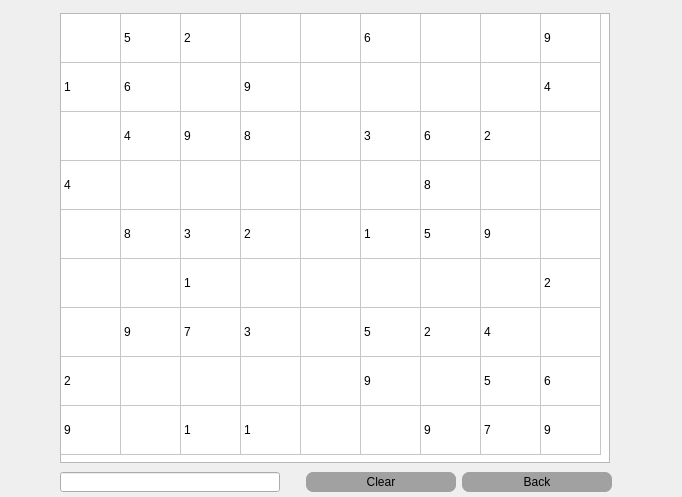
This is Sudoku/sudokuwindow.ui in armankhl/UIAP4002-Sudoku-Game as Qt 5 draws it before an edit. The edited form follows.
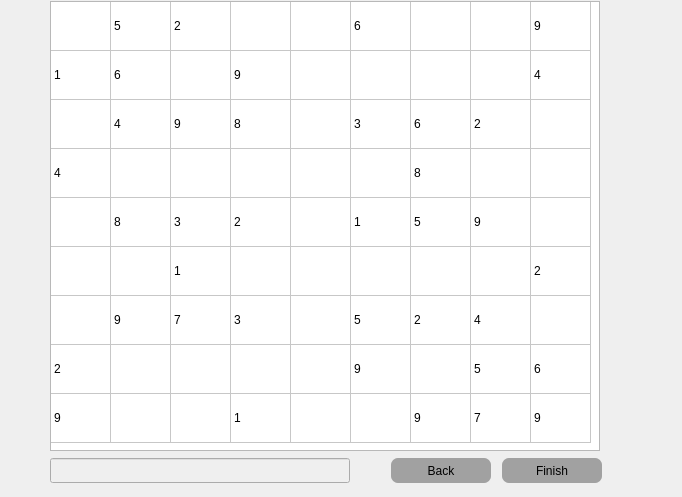
This is the edited form.

Diff of the .ui file:
```diff
--- a/Sudoku/sudokuwindow.ui
+++ b/Sudoku/sudokuwindow.ui
@@ -36,8 +36,8 @@
   <widget class="QWidget" name="verticalLayoutWidget">
    <property name="geometry">
     <rect>
-     <x>60</x>
-     <y>10</y>
+     <x>50</x>
+     <y>0</y>
      <width>552</width>
      <height>485</height>
     </rect>
@@ -463,10 +463,7 @@
       </item>
       <item row="8" column="2">
        <property name="text">
-        <string>1</string>
-       </property>
-       <property name="flags">
-        <set>ItemIsSelectable|ItemIsDragEnabled|ItemIsDropEnabled|ItemIsUserCheckable|ItemIsEnabled</set>
+        <string/>
        </property>
       </item>
       <item row="8" column="3">
@@ -507,6 +504,9 @@
      <layout class="QHBoxLayout" name="horizontalLayout">
       <item>
        <widget class="QLineEdit" name="Rmes">
+        <property name="enabled">
+         <bool>false</bool>
+        </property>
         <property name="sizePolicy">
          <sizepolicy hsizetype="Fixed" vsizetype="Fixed">
           <horstretch>0</horstretch>
@@ -515,8 +515,8 @@
         </property>
         <property name="minimumSize">
          <size>
-          <width>220</width>
-          <height>20</height>
+          <width>300</width>
+          <height>25</height>
          </size>
         </property>
         <property name="maximumSize">
@@ -525,6 +525,12 @@
           <height>16777215</height>
          </size>
         </property>
+        <property name="styleSheet">
+         <string notr="true"/>
+        </property>
+        <property name="text">
+         <string/>
+        </property>
        </widget>
       </item>
       <item>
@@ -534,31 +540,12 @@
         </property>
         <property name="sizeHint" stdset="0">
          <size>
-          <width>40</width>
+          <width>30</width>
           <height>20</height>
          </size>
         </property>
        </spacer>
       </item>
-      <item>
-       <widget class="QPushButton" name="Clearbutton">
-        <property name="sizePolicy">
-         <sizepolicy hsizetype="Fixed" vsizetype="Fixed">
-          <horstretch>0</horstretch>
-          <verstretch>0</verstretch>
-         </sizepolicy>
-        </property>
-        <property name="minimumSize">
-         <size>
-          <width>150</width>
-          <height>20</height>
-         </size>
-        </property>
-        <property name="text">
-         <string>Clear</string>
-        </property>
-       </widget>
-      </item>
       <item>
        <widget class="QPushButton" name="BackButton">
         <property name="sizePolicy">
@@ -569,8 +556,8 @@
         </property>
         <property name="minimumSize">
          <size>
-          <width>150</width>
-          <height>20</height>
+          <width>100</width>
+          <height>25</height>
          </size>
         </property>
         <property name="text">
@@ -578,6 +565,41 @@
         </property>
        </widget>
       </item>
+      <item>
+       <spacer name="horizontalSpacer_2">
+        <property name="orientation">
+         <enum>Qt::Horizontal</enum>
+        </property>
+        <property name="sizeType">
+         <enum>QSizePolicy::Fixed</enum>
+        </property>
+        <property name="sizeHint" stdset="0">
+         <size>
+          <width>5</width>
+          <height>20</height>
+         </size>
+        </property>
+       </spacer>
+      </item>
+      <item>
+       <widget class="QPushButton" name="Finishbutton">
+        <property name="sizePolicy">
+         <sizepolicy hsizetype="Fixed" vsizetype="Fixed">
+          <horstretch>0</horstretch>
+          <verstretch>0</verstretch>
+         </sizepolicy>
+        </property>
+        <property name="minimumSize">
+         <size>
+          <width>100</width>
+          <height>25</height>
+         </size>
+        </property>
+        <property name="text">
+         <string>Finish</string>
+        </property>
+       </widget>
+      </item>
      </layout>
     </item>
    </layout>
```
